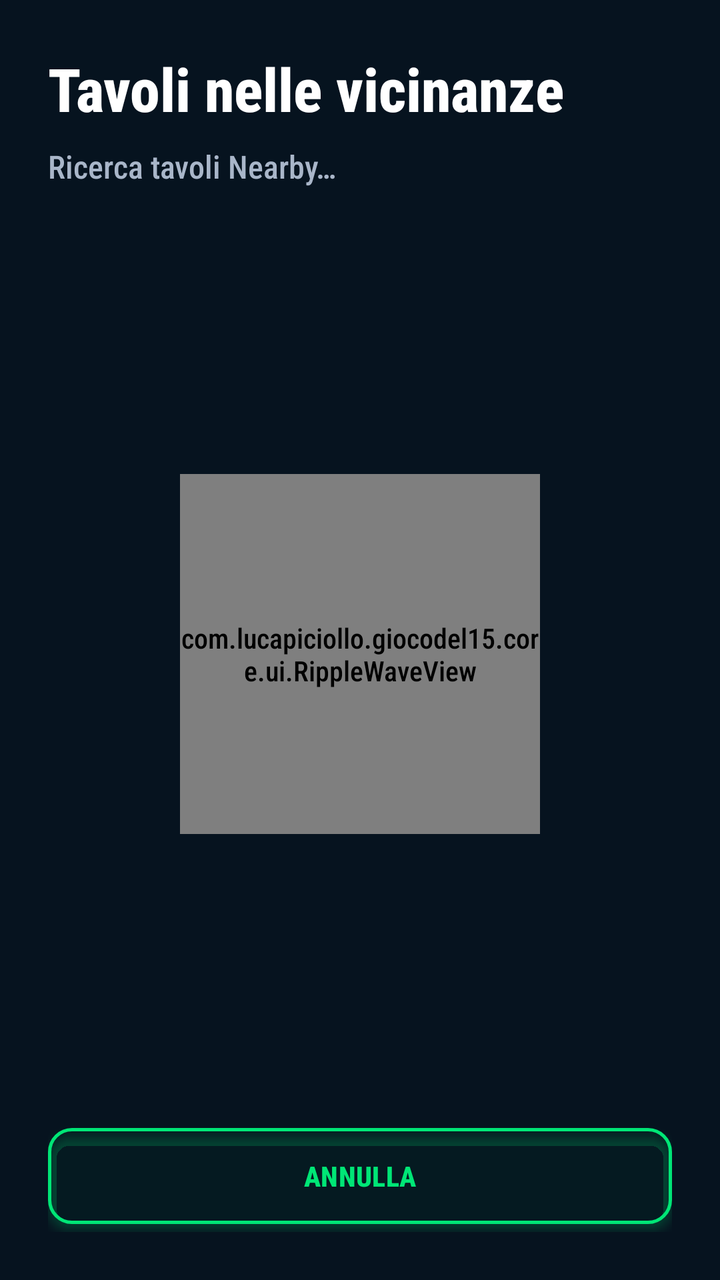
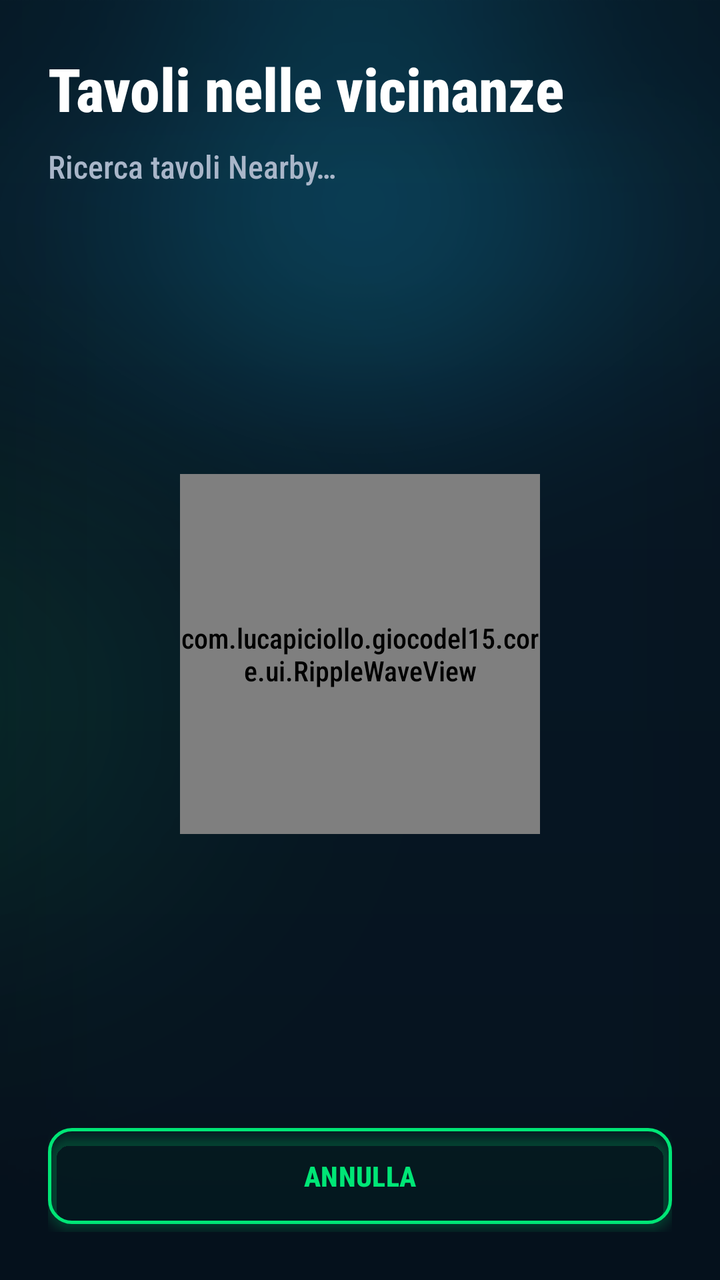

An Android layout rendered at two revisions. The XML below is the earlier revision; the diff shows what the commit changed to produce the second picture.
<!-- AndroidManifest.xml: application theme Theme.GiocoDel15 -->
<!-- res/layout/activity_nearby_tables.xml -->
<?xml version="1.0" encoding="utf-8"?>
<androidx.constraintlayout.widget.ConstraintLayout xmlns:android="http://schemas.android.com/apk/res/android"
    xmlns:app="http://schemas.android.com/apk/res-auto"
    android:layout_width="match_parent"
    android:layout_height="match_parent"
    android:background="@color/game_background"
    android:padding="@dimen/space_lg">

    <TextView
        android:id="@+id/nearbyTitle"
        android:layout_width="0dp"
        android:layout_height="wrap_content"
        android:text="@string/nearby_title"
        android:textColor="@color/game_text_primary"
        android:textSize="@dimen/title_size"
        android:textStyle="bold"
        app:layout_constraintEnd_toEndOf="parent"
        app:layout_constraintStart_toStartOf="parent"
        app:layout_constraintTop_toTopOf="parent" />

    <TextView
        android:id="@+id/nearbyStatus"
        android:layout_width="0dp"
        android:layout_height="wrap_content"
        android:layout_marginTop="@dimen/space_sm"
        android:text="@string/nearby_searching"
        android:textColor="@color/game_text_secondary"
        android:textSize="@dimen/body_size"
        app:layout_constraintEnd_toEndOf="parent"
        app:layout_constraintStart_toStartOf="parent"
        app:layout_constraintTop_toBottomOf="@id/nearbyTitle" />

    <ScrollView
        android:layout_width="0dp"
        android:layout_height="0dp"
        android:layout_marginTop="@dimen/space_lg"
        app:layout_constraintBottom_toTopOf="@id/cancelButton"
        app:layout_constraintEnd_toEndOf="parent"
        app:layout_constraintStart_toStartOf="parent"
        app:layout_constraintTop_toBottomOf="@id/nearbyStatus">

        <LinearLayout
            android:id="@+id/tablesContainer"
            android:layout_width="match_parent"
            android:layout_height="wrap_content"
            android:orientation="vertical" />
    </ScrollView>

    <com.lucapiciollo.giocodel15.core.ui.RippleWaveView
        android:id="@+id/rippleWave"
        android:layout_width="@dimen/ripple_wave_size"
        android:layout_height="@dimen/ripple_wave_size"
        app:layout_constraintBottom_toTopOf="@id/cancelButton"
        app:layout_constraintEnd_toEndOf="parent"
        app:layout_constraintStart_toStartOf="parent"
        app:layout_constraintTop_toBottomOf="@id/nearbyStatus" />

    <com.google.android.material.button.MaterialButton
        android:id="@+id/cancelButton"
        style="@style/Widget.GiocoDel15.OutlineButton"
        android:layout_width="0dp"
        android:layout_height="wrap_content"
        android:text="@string/nearby_cancel"
        app:layout_constraintBottom_toBottomOf="parent"
        app:layout_constraintEnd_toEndOf="parent"
        app:layout_constraintStart_toStartOf="parent" />

</androidx.constraintlayout.widget.ConstraintLayout>
<!-- resources referenced by this layout -->
<resources>
  <color name="game_background">@color/game_bg_primary</color>
  <color name="game_text_primary">#FFFFFF</color>
  <color name="game_text_secondary">#A9B6C9</color>
  <dimen name="body_size">16sp</dimen>
  <dimen name="ripple_wave_size">180dp</dimen>
  <dimen name="space_lg">24dp</dimen>
  <dimen name="space_sm">8dp</dimen>
  <dimen name="title_size">30sp</dimen>
  <string name="nearby_cancel">ANNULLA</string>
  <string name="nearby_searching">Ricerca tavoli Nearby…</string>
  <string name="nearby_title">Tavoli nelle vicinanze</string>
  <style name="Widget.GiocoDel15.OutlineButton" parent="Widget.Material3.Button.OutlinedButton">
          <item name="android:minHeight">@dimen/button_height</item>
          <item name="cornerRadius">@dimen/radius_md</item>
          <item name="android:textStyle">bold</item>
          <item name="android:textAllCaps">false</item>
          <item name="strokeColor">@color/game_primary</item>
          <item name="strokeWidth">@dimen/outline_stroke_width</item>
          <item name="android:textColor">@color/game_primary</item>
          <item name="android:elevation">@dimen/button_outline_elevation</item>
          <item name="android:outlineAmbientShadowColor">@color/game_primary</item>
          <item name="android:outlineSpotShadowColor">@color/game_primary</item>
      </style>
  <style name="Theme.GiocoDel15" parent="Theme.Material3.DayNight.NoActionBar">
          <item name="android:fontFamily">sans-serif-condensed-medium</item>
          <item name="android:colorAccent">@color/game_secondary</item>
          <item name="android:navigationBarColor">@color/game_background</item>
          <item name="android:statusBarColor">@color/game_background</item>
          <item name="android:windowLightStatusBar">false</item>
          <item name="colorPrimary">@color/game_primary</item>
          <item name="colorSecondary">@color/game_secondary</item>
      </style>
  <color name="game_bg_primary">#06131F</color>
  <dimen name="button_height">56dp</dimen>
  <dimen name="radius_md">12dp</dimen>
  <color name="game_primary">@color/game_green</color>
  <dimen name="outline_stroke_width">1.5dp</dimen>
  <dimen name="button_outline_elevation">3dp</dimen>
  <color name="game_secondary">@color/game_cyan</color>
  <color name="game_green">#00E676</color>
  <color name="game_cyan">#00BFFF</color>
</resources>

<!-- the commit's change to res/layout/activity_nearby_tables.xml (unified diff, before → after) -->
@@ -3,7 +3,7 @@
     xmlns:app="http://schemas.android.com/apk/res-auto"
     android:layout_width="match_parent"
     android:layout_height="match_parent"
-    android:background="@color/game_background"
+    android:background="@drawable/bg_nearby_tables_activity"
     android:padding="@dimen/space_lg">
 
     <TextView
<!-- resource entries referenced after the edit -->
@@ -1,6 +1,5 @@
 <!-- resources referenced by this layout -->
 <resources>
-  <color name="game_background">@color/game_bg_primary</color>
   <color name="game_text_primary">#FFFFFF</color>
   <color name="game_text_secondary">#A9B6C9</color>
   <dimen name="body_size">16sp</dimen>
@@ -8,6 +7,7 @@
   <dimen name="space_lg">24dp</dimen>
   <dimen name="space_sm">8dp</dimen>
   <dimen name="title_size">30sp</dimen>
+  <!-- drawable bg_nearby_tables_activity: png bitmap (drawable-land-nodpi, 112093 bytes) -->
   <string name="nearby_cancel">ANNULLA</string>
   <string name="nearby_searching">Ricerca tavoli Nearby…</string>
   <string name="nearby_title">Tavoli nelle vicinanze</string>
@@ -26,13 +26,13 @@
   <style name="Theme.GiocoDel15" parent="Theme.Material3.DayNight.NoActionBar">
           <item name="android:fontFamily">sans-serif-condensed-medium</item>
           <item name="android:colorAccent">@color/game_secondary</item>
-          <item name="android:navigationBarColor">@color/game_background</item>
-          <item name="android:statusBarColor">@color/game_background</item>
+          <item name="android:navigationBarColor">@android:color/transparent</item>
+          <item name="android:statusBarColor">@android:color/transparent</item>
           <item name="android:windowLightStatusBar">false</item>
+          <item name="android:windowLightNavigationBar" tools:targetApi="27">false</item>
           <item name="colorPrimary">@color/game_primary</item>
           <item name="colorSecondary">@color/game_secondary</item>
       </style>
-  <color name="game_bg_primary">#06131F</color>
   <dimen name="button_height">56dp</dimen>
   <dimen name="radius_md">12dp</dimen>
   <color name="game_primary">@color/game_green</color>
